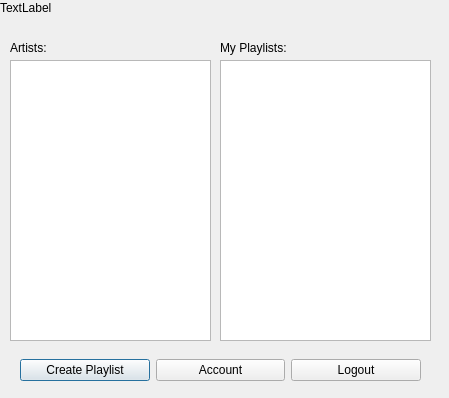
Old version of the form listenerdashboard.ui in the repository Kiana-hash/MusicAppQt.
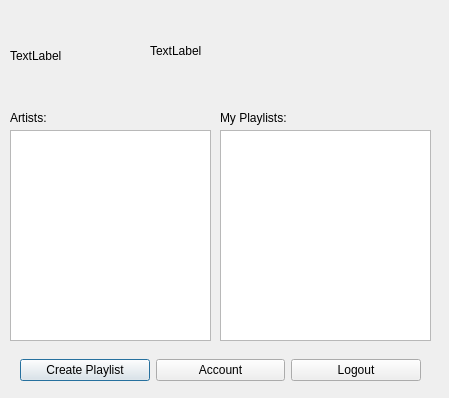
New version of the form.

What changed in the file:
```diff
--- a/listenerdashboard.ui
+++ b/listenerdashboard.ui
@@ -16,10 +16,10 @@
   <widget class="QLabel" name="welcomeLabel">
    <property name="geometry">
     <rect>
-     <x>0</x>
-     <y>0</y>
-     <width>151</width>
-     <height>16</height>
+     <x>150</x>
+     <y>30</y>
+     <width>171</width>
+     <height>41</height>
     </rect>
    </property>
    <property name="text">
@@ -30,7 +30,7 @@
    <property name="geometry">
     <rect>
      <x>10</x>
-     <y>40</y>
+     <y>110</y>
      <width>49</width>
      <height>16</height>
     </rect>
@@ -43,9 +43,9 @@
    <property name="geometry">
     <rect>
      <x>10</x>
-     <y>60</y>
+     <y>130</y>
      <width>201</width>
-     <height>281</height>
+     <height>211</height>
     </rect>
    </property>
   </widget>
@@ -53,7 +53,7 @@
    <property name="geometry">
     <rect>
      <x>220</x>
-     <y>40</y>
+     <y>110</y>
      <width>101</width>
      <height>16</height>
     </rect>
@@ -66,9 +66,9 @@
    <property name="geometry">
     <rect>
      <x>220</x>
-     <y>60</y>
+     <y>130</y>
      <width>211</width>
-     <height>281</height>
+     <height>211</height>
     </rect>
    </property>
   </widget>
@@ -105,6 +105,19 @@
     </item>
    </layout>
   </widget>
+  <widget class="QLabel" name="profilePhotoLabel">
+   <property name="geometry">
+    <rect>
+     <x>10</x>
+     <y>10</y>
+     <width>111</width>
+     <height>91</height>
+    </rect>
+   </property>
+   <property name="text">
+    <string>TextLabel</string>
+   </property>
+  </widget>
  </widget>
  <resources/>
  <connections/>
```
